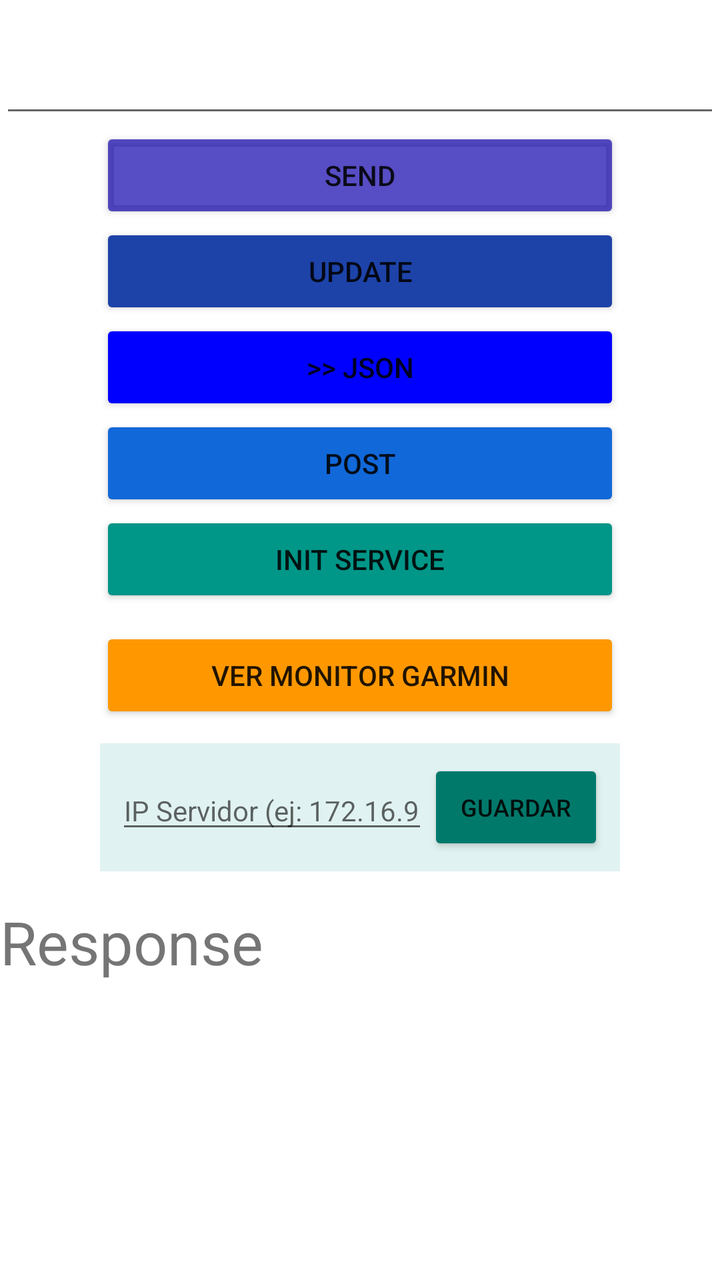
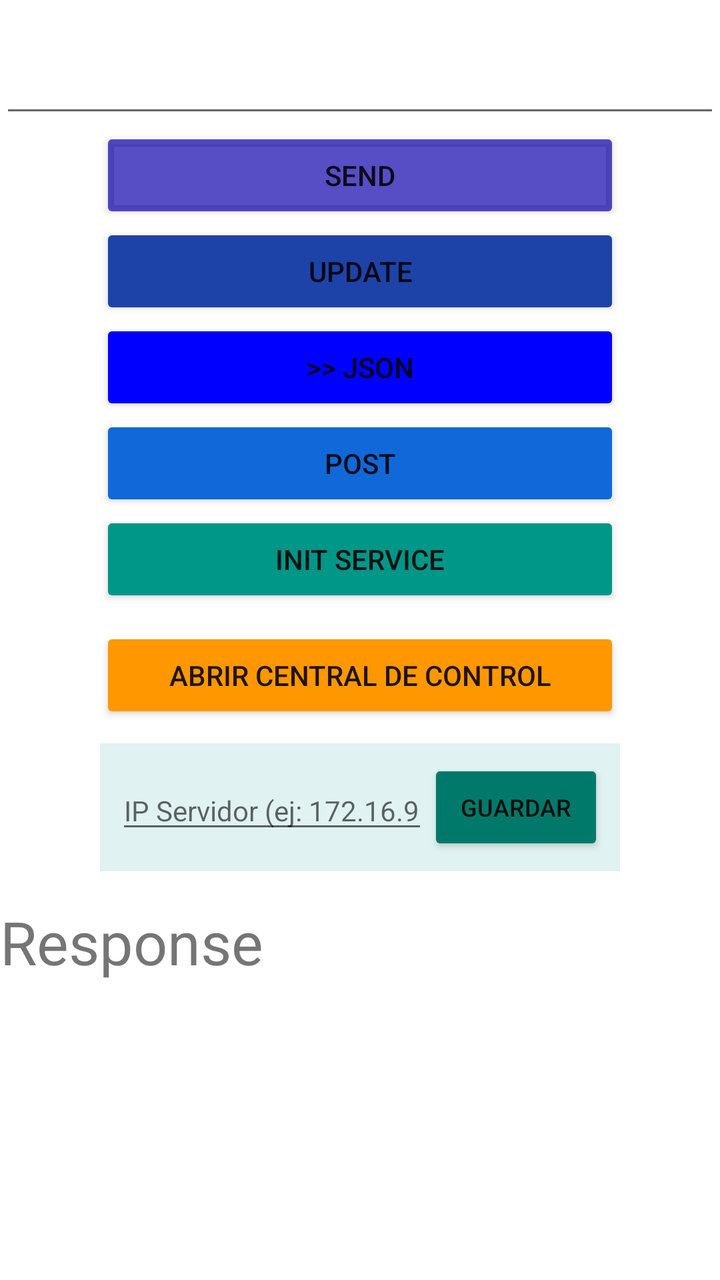

Screens rendered from an Android XML layout before and after an edit, with the pre-edit source and the edit as a unified diff.
<!-- AndroidManifest.xml: application theme Theme.MyApp -->
<!-- res/layout/activity_main.xml -->
<?xml version="1.0" encoding="utf-8"?>
<LinearLayout xmlns:android="http://schemas.android.com/apk/res/android"
    xmlns:app="http://schemas.android.com/apk/res-auto"
    xmlns:tools="http://schemas.android.com/tools"
    android:layout_width="match_parent"
    android:layout_height="match_parent"
    android:orientation="vertical"
    tools:context=".myproject.MainActivity">

    <EditText
        android:id="@+id/etMessage"
        android:layout_width="match_parent"
        android:layout_height="wrap_content"
        android:text=""
        android:textSize="35dp" />

    <LinearLayout
        android:layout_width="match_parent"
        android:layout_height="wrap_content"
        android:orientation="vertical">

        <Button
            android:id="@+id/btSend"
            android:layout_width="match_parent"
            android:layout_height="wrap_content"
            android:backgroundTint="#B31002AB"
            android:onClick="onSend"
            android:layout_marginLeft="50dp"
            android:layout_marginRight="50dp"
            android:text="SEND" />

        <Button
            android:id="@+id/btUpdate"
            android:layout_width="match_parent"
            android:layout_height="wrap_content"
            android:backgroundTint="#1D43A9"
            android:layout_marginLeft="50dp"
            android:layout_marginRight="50dp"
            android:onClick="onUpdate"
            android:text="UPDATE" />
    </LinearLayout>

    <LinearLayout
        android:layout_width="match_parent"
        android:layout_height="wrap_content"
        android:gravity="center"
        android:orientation="vertical">

        <Button
            android:id="@+id/btParser"
            android:layout_width="match_parent"
            android:layout_height="wrap_content"
            android:backgroundTint="#0000FF"
            android:onClick="onJSON"
            android:layout_marginLeft="50dp"
            android:layout_marginRight="50dp"
            android:text=">> JSON"
            app:strokeColor="#9C27B0" />

        <Button
            android:id="@+id/btPost"
            android:layout_width="match_parent"
            android:layout_height="wrap_content"
            android:backgroundTint="#1168D9"
            android:onClick="onPost"
            android:layout_marginLeft="50dp"
            android:layout_marginRight="50dp"
            android:text="POST"
            app:strokeColor="#4CAF50" />

    </LinearLayout>

    <Button
        android:id="@+id/btService"
        android:layout_width="match_parent"
        android:layout_height="wrap_content"
        android:backgroundTint="#009688"
        android:layout_marginLeft="50dp"
        android:layout_marginRight="50dp"
        android:onClick="onService"
        android:text="Init Service" />

    <Button
        android:id="@+id/btGarmin"
        android:layout_width="match_parent"
        android:layout_height="wrap_content"
        android:backgroundTint="#FF9800"
        android:layout_marginLeft="50dp"
        android:layout_marginRight="50dp"
        android:layout_marginTop="10dp"
        android:layout_marginBottom="10dp"
        android:onClick="onGarmin"
        android:text="Ver Monitor Garmin" />

    
    <LinearLayout
        android:layout_width="match_parent"
        android:layout_height="wrap_content"
        android:orientation="horizontal"
        android:padding="8dp"
        android:background="#E0F2F1"
        android:layout_marginLeft="50dp"
        android:layout_marginRight="50dp"
        android:layout_marginBottom="15dp"
        android:gravity="center_vertical">

        <EditText
            android:id="@+id/etServerIp"
            android:layout_width="0dp"
            android:layout_height="wrap_content"
            android:layout_weight="1"
            android:hint="IP Servidor (ej: 172.16.92.211:3010)"
            android:textSize="14sp"
            android:inputType="text" />

        <Button
            android:id="@+id/btSaveIp"
            android:layout_width="wrap_content"
            android:layout_height="wrap_content"
            android:text="Guardar"
            android:textSize="12sp"
            android:backgroundTint="#00796B"
            android:onClick="onSaveIp" />
    </LinearLayout>

    <TextView
        android:id="@+id/tvResponse"
        android:layout_width="match_parent"
        android:layout_height="wrap_content"
        android:backgroundTint="#17BFD1"
        android:text="Response"
        android:textSize="30dp" />

</LinearLayout>
<!-- resources referenced by this layout -->
<resources>
  <style name="Theme.MyApp" parent="Theme.MaterialComponents.DayNight.DarkActionBar">
          
          <item name="colorPrimary">@color/purple_500</item>
          <item name="colorPrimaryVariant">@color/purple_700</item>
          <item name="colorOnPrimary">@color/white</item>
          
          <item name="colorSecondary">@color/teal_200</item>
          <item name="colorSecondaryVariant">@color/teal_700</item>
          <item name="colorOnSecondary">@color/black</item>
          
          <item name="android:statusBarColor">?attr/colorPrimaryVariant</item>
          
      </style>
  <color name="purple_500">#FF6200EE</color>
  <color name="purple_700">#FF3700B3</color>
  <color name="white">#FFFFFFFF</color>
  <color name="teal_200">#FF03DAC5</color>
  <color name="teal_700">#FF018786</color>
  <color name="black">#FF000000</color>
</resources>

<!-- the commit's change to res/layout/activity_main.xml (unified diff, before → after) -->
@@ -90,7 +90,7 @@
         android:layout_marginTop="10dp"
         android:layout_marginBottom="10dp"
         android:onClick="onGarmin"
-        android:text="Ver Monitor Garmin" />
+        android:text="Abrir Central de Control" />
 
     
     <LinearLayout
